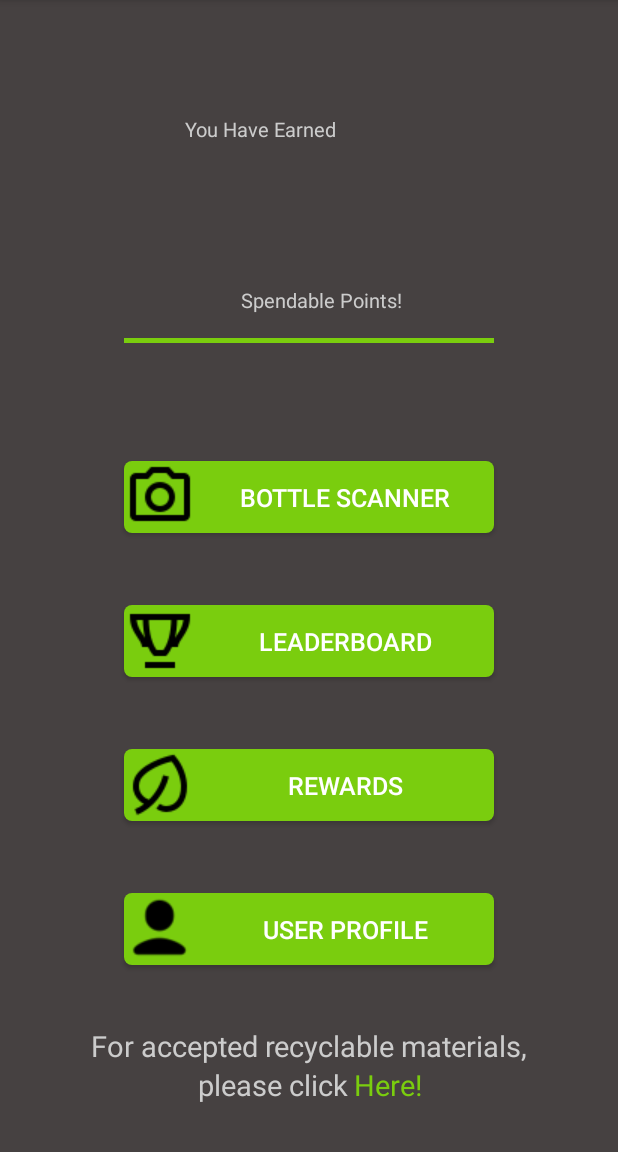
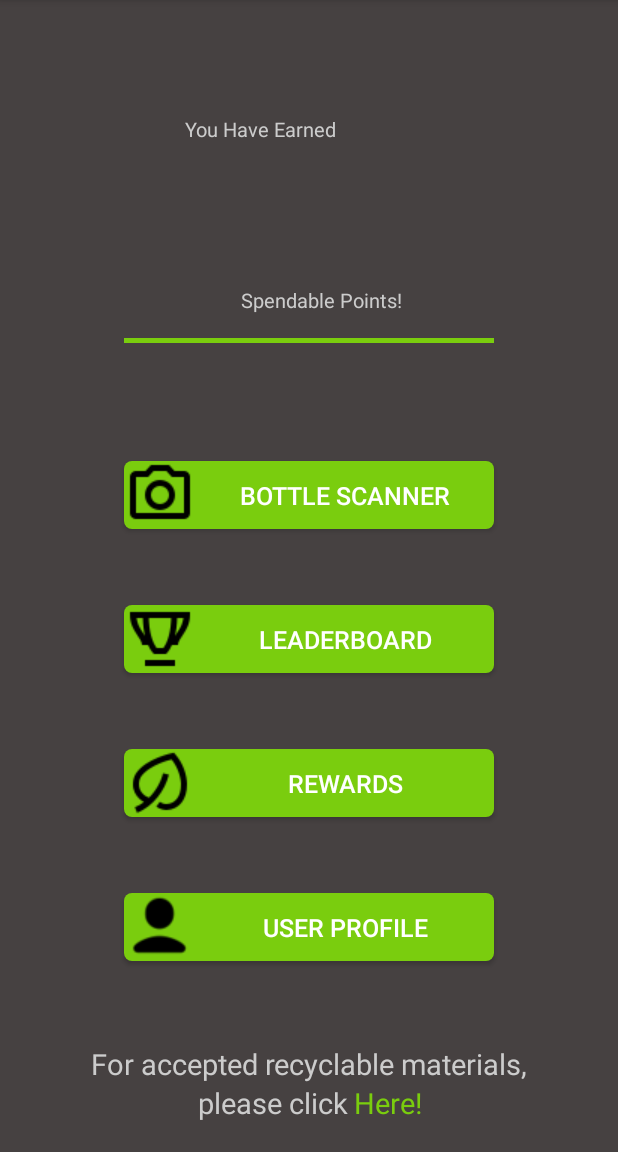
Before and after one commit to Gsilver123/CanScan, an Android app: the HomeFragment screen opened directly, with no data from a screen before it, on a phone screen of 412 x 824 dp, the part 84-1236 px from its top. Run offline under Robolectric (Android 15) with nearby library versions, the phone set to English and light mode, and no system bars; our stand-ins replace sdp/ssp sizes; libraries missing offline, so code that uses them is left out: com.mongodb.stitch, org.bson; 2 statements that could not run were skipped.

Commit message:
Update href link layout
Moved the href link from 32dp marginBottom to 20dp

```diff
--- a/app/src/main/res/layout/user_home.xml
+++ b/app/src/main/res/layout/user_home.xml
@@ -48,7 +48,7 @@
     <Button
         android:id="@+id/scan_code_btn"
         android:layout_width="0dp"
-        android:layout_height="wrap_content"
+        android:layout_height="@dimen/_35sdp"
         android:background="@drawable/login_btn"
         android:drawableStart="@drawable/camera_icon"
         android:text="@string/bottle_scanner"
@@ -61,7 +61,7 @@
     <Button
         android:id="@+id/leader_board_btn"
         android:layout_width="0dp"
-        android:layout_height="wrap_content"
+        android:layout_height="@dimen/_35sdp"
         android:background="@drawable/login_btn"
         android:drawableStart="@drawable/trophy_icon"
         android:text="@string/leader_board"
@@ -74,7 +74,7 @@
     <Button
         android:id="@+id/rewards_btn"
         android:layout_width="0dp"
-        android:layout_height="wrap_content"
+        android:layout_height="@dimen/_35sdp"
         android:background="@drawable/login_btn"
         android:drawableStart="@drawable/leaf_icon"
         android:text="@string/rewards"
@@ -87,7 +87,7 @@
     <Button
         android:id="@+id/profile_btn"
         android:layout_width="0dp"
-        android:layout_height="wrap_content"
+        android:layout_height="@dimen/_35sdp"
         android:background="@drawable/login_btn"
         android:drawableStart="@drawable/profile_icon"
         android:text="@string/profile"
@@ -113,7 +113,7 @@
         android:layout_width="wrap_content"
         android:layout_height="wrap_content"
         android:layout_marginEnd="4dp"
-        android:layout_marginBottom="32dp"
+        android:layout_marginBottom="20dp"
         android:text="@string/open_buffalo_href_textView_2"
         android:textColor="@color/grey"
         android:textSize="@dimen/_15ssp"
```
